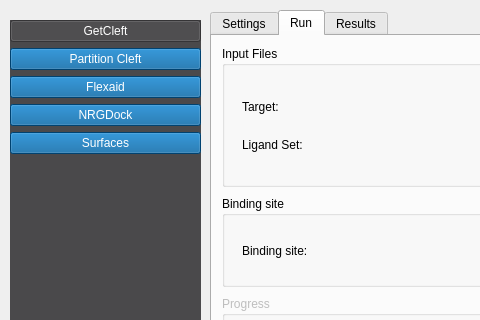
The window that nrgdock_widget.ui (ThomasDesc/NRG_plugin) describes before a commit, drawn with Qt 5; both pictures show x 0 to 480 and y 0 to 320 of the 841 by 659 pixel window.
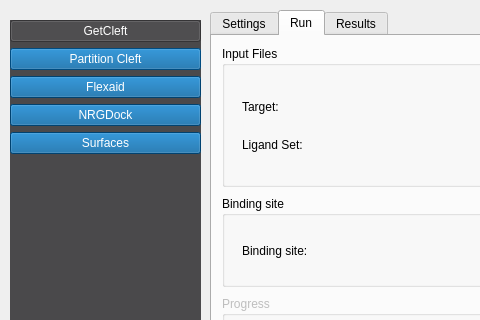
The same window after the commit.

The edit to the form file:
```diff
--- a/nrgdock_widget.ui
+++ b/nrgdock_widget.ui
@@ -63,6 +63,9 @@
     </item>
     <item>
      <widget class="QPushButton" name="button_partition_cleft">
+      <property name="enabled">
+       <bool>false</bool>
+      </property>
       <property name="text">
        <string>Partition Cleft</string>
       </property>
```
